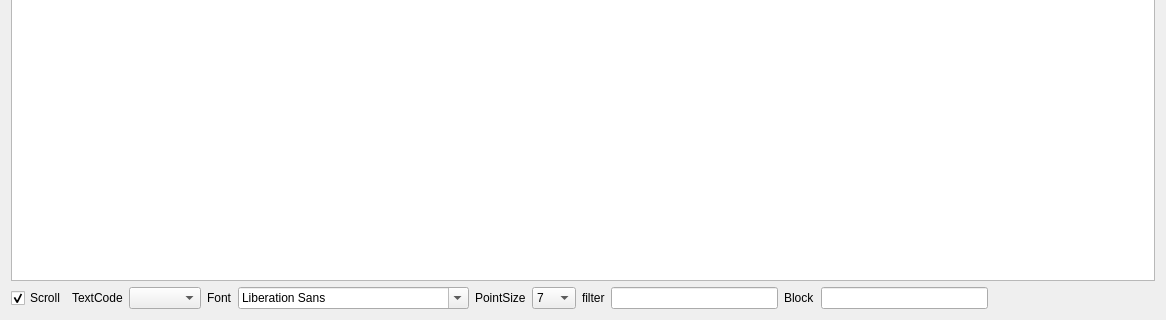
First picture: the form in mainwindow.ui, repository stormloading/tail, before the edit; both pictures show x 0 to 1166 and y 179 to 499 of the 1166 by 499 pixel window.
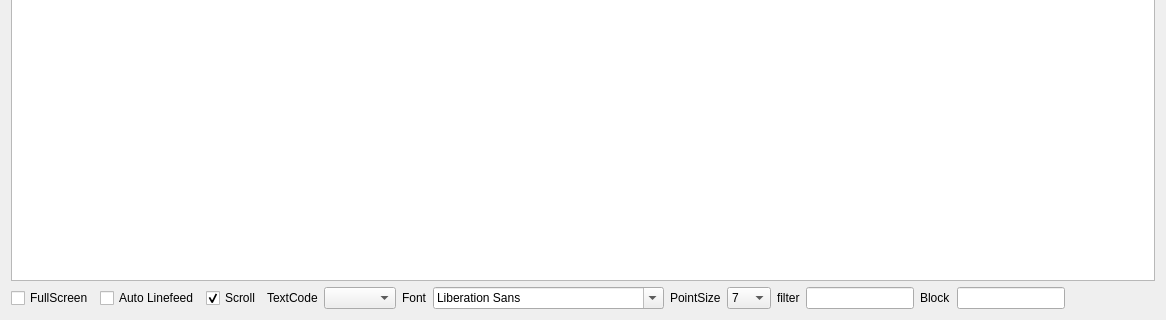
Second picture: the form after the edit.

The edit to the form file:
```diff
--- a/mainwindow.ui
+++ b/mainwindow.ui
@@ -22,6 +22,20 @@
       </item>
       <item>
        <layout class="QHBoxLayout" name="horizontalLayout">
+        <item>
+         <widget class="QCheckBox" name="ckBox_FullScreen">
+          <property name="text">
+           <string>FullScreen</string>
+          </property>
+         </widget>
+        </item>
+        <item>
+         <widget class="QCheckBox" name="ckBox_LineFeed">
+          <property name="text">
+           <string>Auto Linefeed</string>
+          </property>
+         </widget>
+        </item>
         <item>
          <widget class="QCheckBox" name="ckBox_Scroll">
           <property name="text">
```
